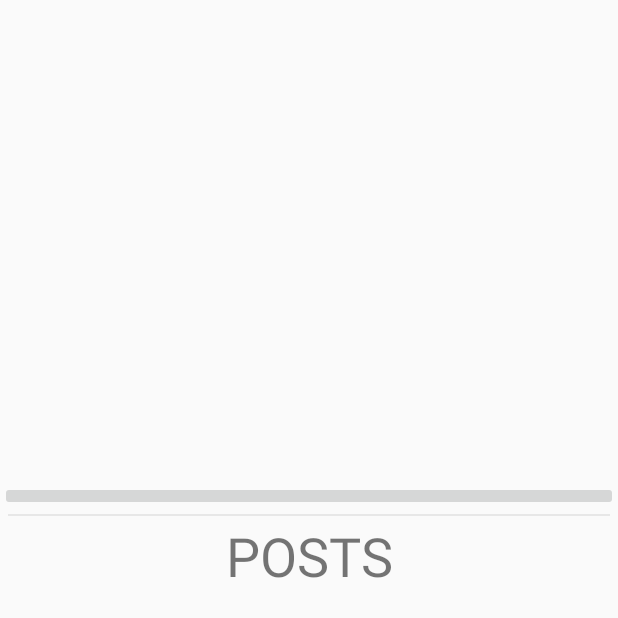
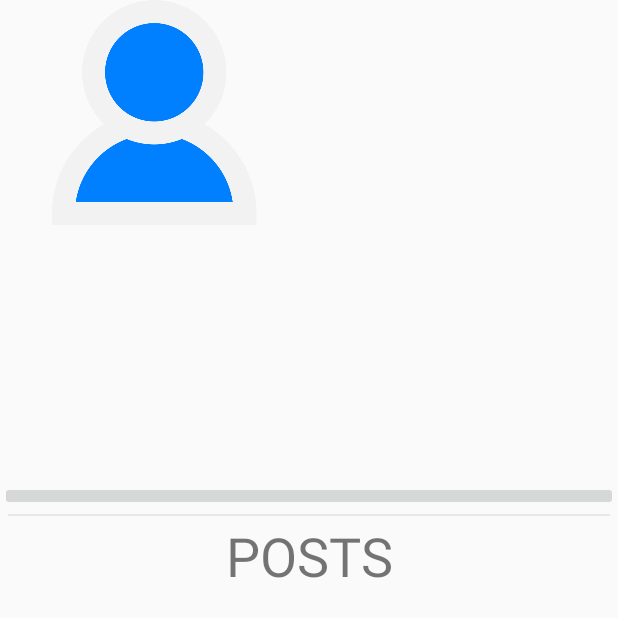
Before and after one commit to jagrutipatil/SnappyChat, an Android app: the fragment HomeFragment placed in its activity, on a phone screen of 412 x 824 dp, the top half of it. Run offline under Robolectric (Android 15) with nearby library versions, the phone set to English and light mode, and no system bars; our stand-ins replace Firebase (no records; nobody signed in at launch, a user with empty details on screens opened directly); libraries missing offline, so code that uses them is left out: com.roughike.bottombar; 16 statements that could not run were skipped.

Commit message:
Added default profile pic

```diff
--- a/app/src/main/res/layout/fragment_home.xml
+++ b/app/src/main/res/layout/fragment_home.xml
@@ -29,6 +29,7 @@
                     android:layout_gravity="left"
                     android:layout_margin="10dp"
                     android:layout_weight="1"
+                    android:src="@drawable/profileimg"
                     app:srcCompat="@android:drawable/screen_background_light_transparent" />
 
                 <LinearLayout
```
